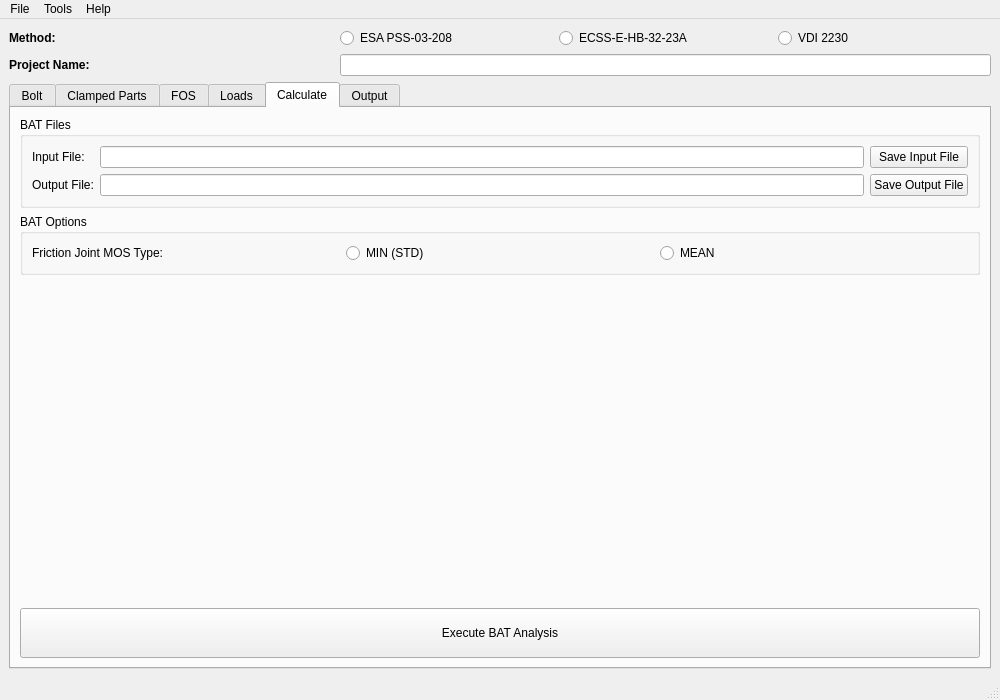
Old version of the form BAT/src/gui/bat_gui.ui in the repository misams/BAT.
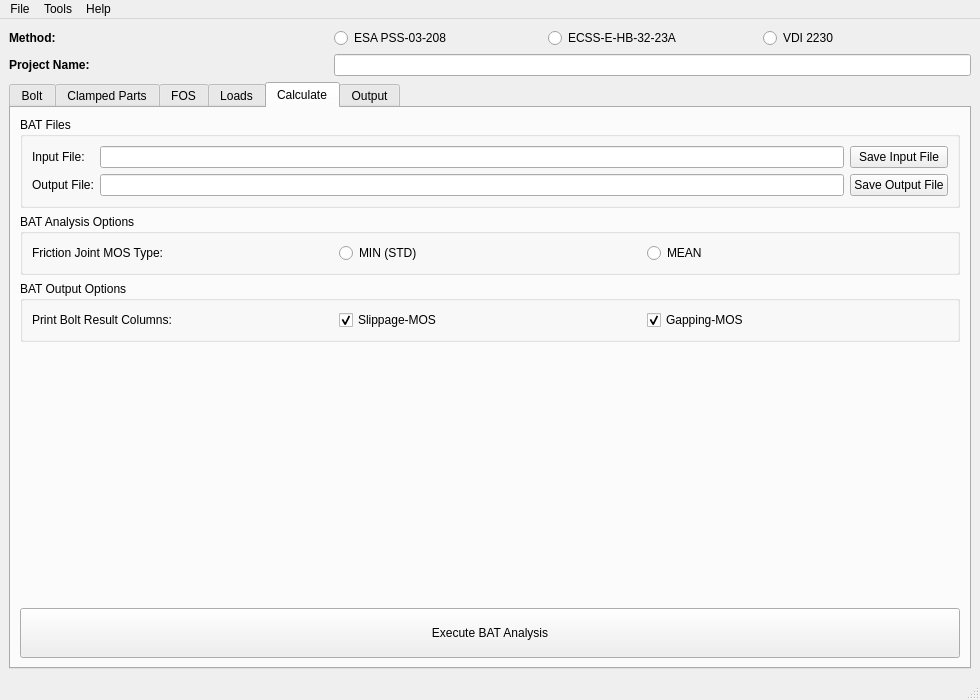
New version of the form. The open tabs and pages were chosen to show the change.

```diff
--- a/BAT/src/gui/bat_gui.ui
+++ b/BAT/src/gui/bat_gui.ui
@@ -6,7 +6,7 @@
    <rect>
     <x>0</x>
     <y>0</y>
-    <width>1000</width>
+    <width>980</width>
     <height>700</height>
    </rect>
   </property>
@@ -1141,7 +1141,7 @@
         <item>
          <widget class="QGroupBox" name="groupBox_8">
           <property name="title">
-           <string>BAT Options</string>
+           <string>BAT Analysis Options</string>
           </property>
           <layout class="QGridLayout" name="gridLayout_9">
            <item row="0" column="1">
@@ -1174,6 +1174,42 @@
           </layout>
          </widget>
         </item>
+        <item>
+         <widget class="QGroupBox" name="groupBox_9">
+          <property name="title">
+           <string>BAT Output Options</string>
+          </property>
+          <layout class="QGridLayout" name="gridLayout_10">
+           <item row="0" column="1">
+            <widget class="QCheckBox" name="checkBoxColLocSlip">
+             <property name="text">
+              <string>Slippage-MOS</string>
+             </property>
+             <property name="checked">
+              <bool>true</bool>
+             </property>
+            </widget>
+           </item>
+           <item row="0" column="0">
+            <widget class="QLabel" name="label_44">
+             <property name="text">
+              <string>Print Bolt Result Columns:</string>
+             </property>
+            </widget>
+           </item>
+           <item row="0" column="2">
+            <widget class="QCheckBox" name="checkBoxColGap">
+             <property name="text">
+              <string>Gapping-MOS</string>
+             </property>
+             <property name="checked">
+              <bool>true</bool>
+             </property>
+            </widget>
+           </item>
+          </layout>
+         </widget>
+        </item>
         <item>
          <spacer name="verticalSpacer_6">
           <property name="orientation">
@@ -1238,7 +1274,7 @@
     <rect>
      <x>0</x>
      <y>0</y>
-     <width>1000</width>
+     <width>980</width>
      <height>22</height>
     </rect>
    </property>
```
Left out of the diff: 22 changed lines with no effect on the pictures.
